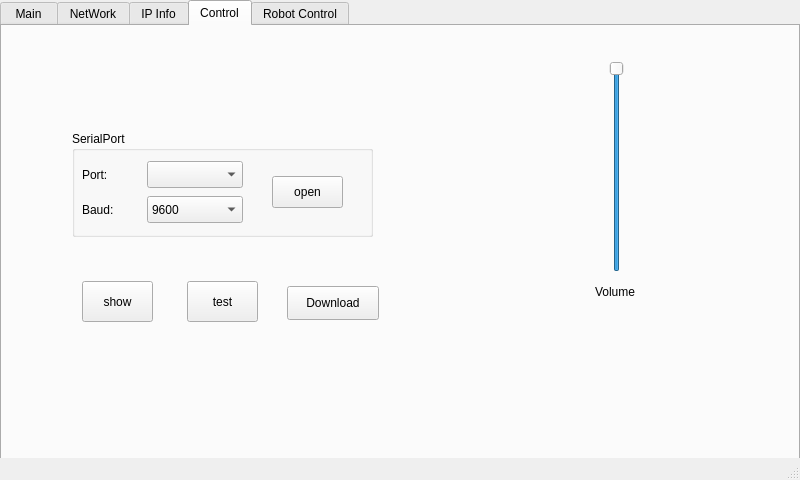
wylnii/service-robot, file mainwindow.ui: the form before one commit.
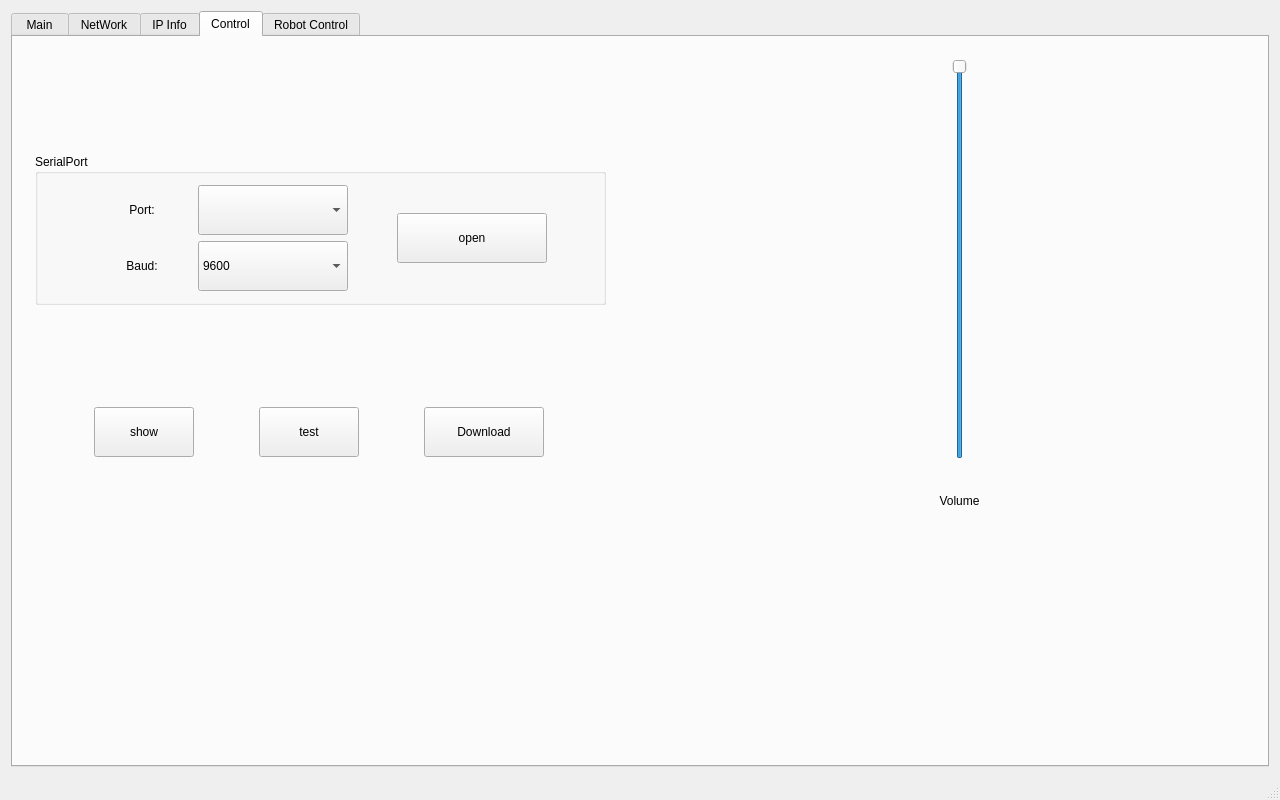
The form after the commit. The open tabs and pages were chosen to show the change. Icons and pictures are not drawn.

Commit message: 主界面分辨率更改为1280*800

```diff
--- a/mainwindow.ui
+++ b/mainwindow.ui
@@ -6,42 +6,76 @@
    <rect>
     <x>0</x>
     <y>0</y>
-    <width>800</width>
-    <height>480</height>
+    <width>1280</width>
+    <height>800</height>
    </rect>
   </property>
   <property name="windowTitle">
    <string>MainWindow</string>
   </property>
   <widget class="QWidget" name="centralWidget">
+   <layout class="QGridLayout" name="gridLayout_5">
+    <item row="0" column="0">
    <widget class="QTabWidget" name="tabWidget">
-    <property name="geometry">
-     <rect>
-      <x>0</x>
-      <y>0</y>
-      <width>800</width>
-      <height>460</height>
-     </rect>
-    </property>
     <property name="focusPolicy">
      <enum>Qt::NoFocus</enum>
     </property>
     <property name="currentIndex">
-     <number>0</number>
+       <number>3</number>
     </property>
     <widget class="QWidget" name="tabWidgetPage1">
      <attribute name="title">
       <string> Main </string>
      </attribute>
-     <widget class="QLabel" name="label_3">
+       <widget class="QSlider" name="verticalSlider_2">
       <property name="geometry">
        <rect>
-        <x>290</x>
-        <y>80</y>
-        <width>211</width>
-        <height>211</height>
-       </rect>
-      </property>
+          <x>1055</x>
+          <y>110</y>
+          <width>96</width>
+          <height>511</height>
+         </rect>
+        </property>
+        <property name="focusPolicy">
+         <enum>Qt::NoFocus</enum>
+        </property>
+        <property name="maximum">
+         <number>127</number>
+        </property>
+        <property name="value">
+         <number>127</number>
+        </property>
+        <property name="orientation">
+         <enum>Qt::Vertical</enum>
+        </property>
+       </widget>
+       <widget class="QWidget" name="layoutWidget">
+        <property name="geometry">
+         <rect>
+          <x>45</x>
+          <y>10</y>
+          <width>896</width>
+          <height>701</height>
+         </rect>
+        </property>
+        <layout class="QVBoxLayout" name="verticalLayout_4">
+         <item>
+          <layout class="QHBoxLayout" name="horizontalLayout_4">
+           <item>
+            <spacer name="horizontalSpacer_3">
+             <property name="orientation">
+              <enum>Qt::Horizontal</enum>
+             </property>
+             <property name="sizeHint" stdset="0">
+              <size>
+               <width>40</width>
+               <height>20</height>
+              </size>
+             </property>
+            </spacer>
+           </item>
+           <item>
+            <widget class="QLabel" name="label_logo">
       <property name="text">
        <string/>
       </property>
@@ -49,18 +83,27 @@
        <pixmap resource="res.qrc">:/image/resource/logo.png</pixmap>
       </property>
      </widget>
-     <widget class="QLabel" name="label">
-      <property name="geometry">
-       <rect>
-        <x>5</x>
-        <y>340</y>
-        <width>786</width>
-        <height>86</height>
-       </rect>
-      </property>
+           </item>
+           <item>
+            <spacer name="horizontalSpacer_4">
+             <property name="orientation">
+              <enum>Qt::Horizontal</enum>
+             </property>
+             <property name="sizeHint" stdset="0">
+              <size>
+               <width>40</width>
+               <height>20</height>
+              </size>
+             </property>
+            </spacer>
+           </item>
+          </layout>
+         </item>
+         <item>
+          <widget class="QLabel" name="label_title">
       <property name="font">
        <font>
-        <pointsize>24</pointsize>
+             <pointsize>30</pointsize>
        </font>
       </property>
       <property name="styleSheet">
@@ -73,27 +116,8 @@
        <set>Qt::AlignCenter</set>
       </property>
      </widget>
-     <widget class="QSlider" name="verticalSlider_2">
-      <property name="geometry">
-       <rect>
-        <x>690</x>
-        <y>105</y>
-        <width>29</width>
-        <height>216</height>
-       </rect>
-      </property>
-      <property name="focusPolicy">
-       <enum>Qt::NoFocus</enum>
-      </property>
-      <property name="maximum">
-       <number>127</number>
-      </property>
-      <property name="value">
-       <number>127</number>
-      </property>
-      <property name="orientation">
-       <enum>Qt::Vertical</enum>
-      </property>
+         </item>
+        </layout>
      </widget>
     </widget>
     <widget class="QWidget" name="tabWidgetPage2">
@@ -103,19 +127,10 @@
      <widget class="QWidget" name="widget_4" native="true">
       <property name="geometry">
        <rect>
-        <x>610</x>
+          <x>1020</x>
         <y>15</y>
-        <width>171</width>
-        <height>386</height>
-       </rect>
-      </property>
-      <widget class="QWidget" name="layoutWidget">
-       <property name="geometry">
-        <rect>
-         <x>40</x>
-         <y>25</y>
-         <width>95</width>
-         <height>346</height>
+          <width>161</width>
+          <height>711</height>
         </rect>
        </property>
        <layout class="QVBoxLayout" name="verticalLayout">
@@ -124,7 +139,7 @@
           <property name="minimumSize">
            <size>
             <width>0</width>
-            <height>34</height>
+             <height>60</height>
            </size>
           </property>
           <property name="text">
@@ -137,7 +152,7 @@
           <property name="minimumSize">
            <size>
             <width>0</width>
-            <height>34</height>
+             <height>60</height>
            </size>
           </property>
           <property name="text">
@@ -150,7 +165,7 @@
           <property name="minimumSize">
            <size>
             <width>0</width>
-            <height>34</height>
+             <height>60</height>
            </size>
           </property>
           <property name="text">
@@ -163,7 +178,7 @@
           <property name="minimumSize">
            <size>
             <width>0</width>
-            <height>34</height>
+             <height>60</height>
            </size>
           </property>
           <property name="text">
@@ -174,7 +189,6 @@
        </layout>
       </widget>
      </widget>
-    </widget>
     <widget class="QWidget" name="tabWidgetPage3">
      <attribute name="title">
       <string>IP Info</string>
@@ -184,262 +198,100 @@
      <attribute name="title">
       <string>Control</string>
      </attribute>
-     <widget class="QWidget" name="widget_videoCtrl" native="true">
-      <property name="geometry">
-       <rect>
-        <x>495</x>
-        <y>20</y>
-        <width>236</width>
-        <height>356</height>
-       </rect>
-      </property>
-      <widget class="QSlider" name="verticalSlider">
-       <property name="geometry">
-        <rect>
-         <x>105</x>
-         <y>15</y>
-         <width>29</width>
-         <height>211</height>
-        </rect>
-       </property>
-       <property name="focusPolicy">
-        <enum>Qt::NoFocus</enum>
-       </property>
-       <property name="maximum">
-        <number>128</number>
-       </property>
-       <property name="value">
-        <number>128</number>
-       </property>
-      </widget>
-      <widget class="QLabel" name="label_5">
-       <property name="geometry">
-        <rect>
-         <x>70</x>
-         <y>230</y>
-         <width>96</width>
-         <height>31</height>
-        </rect>
-       </property>
-       <property name="text">
-        <string>Volume</string>
-       </property>
-       <property name="alignment">
-        <set>Qt::AlignCenter</set>
-       </property>
-      </widget>
-      <widget class="QToolButton" name="toolButton_play">
-       <property name="geometry">
-        <rect>
-         <x>95</x>
-         <y>265</y>
-         <width>55</width>
-         <height>55</height>
-        </rect>
-       </property>
-       <property name="minimumSize">
-        <size>
-         <width>0</width>
-         <height>32</height>
-        </size>
-       </property>
-       <property name="focusPolicy">
-        <enum>Qt::NoFocus</enum>
-       </property>
-       <property name="icon">
-        <iconset resource="res.qrc">
-         <normaloff>:/image/resource/play.png</normaloff>:/image/resource/play.png</iconset>
-       </property>
-       <property name="iconSize">
-        <size>
-         <width>160</width>
-         <height>160</height>
-        </size>
-       </property>
-       <property name="autoRaise">
-        <bool>true</bool>
-       </property>
-      </widget>
-      <widget class="QToolButton" name="toolButton_last">
-       <property name="geometry">
-        <rect>
-         <x>20</x>
-         <y>265</y>
-         <width>55</width>
-         <height>55</height>
-        </rect>
-       </property>
-       <property name="minimumSize">
-        <size>
-         <width>0</width>
-         <height>32</height>
-        </size>
-       </property>
-       <property name="focusPolicy">
-        <enum>Qt::NoFocus</enum>
-       </property>
-       <property name="text">
-        <string/>
-       </property>
-       <property name="icon">
-        <iconset resource="res.qrc">
-         <normaloff>:/image/resource/last.png</normaloff>:/image/resource/last.png</iconset>
-       </property>
-       <property name="iconSize">
-        <size>
-         <width>160</width>
-         <height>160</height>
-        </size>
-       </property>
-       <property name="autoRaise">
-        <bool>true</bool>
-       </property>
-      </widget>
-      <widget class="QToolButton" name="toolButton_next">
-       <property name="geometry">
-        <rect>
-         <x>170</x>
-         <y>265</y>
-         <width>55</width>
-         <height>55</height>
-        </rect>
-       </property>
-       <property name="minimumSize">
-        <size>
-         <width>0</width>
-         <height>32</height>
-        </size>
-       </property>
-       <property name="focusPolicy">
-        <enum>Qt::NoFocus</enum>
-       </property>
-       <property name="text">
-        <string/>
-       </property>
-       <property name="icon">
-        <iconset resource="res.qrc">
-         <normaloff>:/image/resource/next.png</normaloff>:/image/resource/next.png</iconset>
-       </property>
-       <property name="iconSize">
-        <size>
-         <width>160</width>
-         <height>160</height>
-        </size>
-       </property>
-       <property name="autoRaise">
-        <bool>true</bool>
-       </property>
-      </widget>
-     </widget>
+       <layout class="QGridLayout" name="gridLayout_3">
+        <item row="0" column="0">
+         <layout class="QHBoxLayout" name="horizontalLayout_5">
+          <item>
      <widget class="QWidget" name="widget_3" native="true">
-      <property name="geometry">
-       <rect>
-        <x>35</x>
-        <y>70</y>
-        <width>381</width>
-        <height>266</height>
-       </rect>
-      </property>
-      <widget class="QPushButton" name="pushButton_download">
-       <property name="geometry">
-        <rect>
-         <x>250</x>
-         <y>190</y>
-         <width>92</width>
-         <height>34</height>
-        </rect>
-       </property>
-       <property name="minimumSize">
+            <layout class="QVBoxLayout" name="verticalLayout_2">
+             <item>
+              <spacer name="verticalSpacer_4">
+               <property name="orientation">
+                <enum>Qt::Vertical</enum>
+               </property>
+               <property name="sizeHint" stdset="0">
         <size>
-         <width>0</width>
-         <height>32</height>
-        </size>
-       </property>
-       <property name="focusPolicy">
-        <enum>Qt::NoFocus</enum>
-       </property>
-       <property name="text">
-        <string>Download</string>
-       </property>
-      </widget>
+                 <width>20</width>
+                 <height>40</height>
+                </size>
+               </property>
+              </spacer>
+             </item>
+             <item>
       <widget class="QGroupBox" name="groupBox">
-       <property name="geometry">
-        <rect>
-         <x>35</x>
-         <y>35</y>
-         <width>301</width>
-         <height>106</height>
-        </rect>
+               <property name="sizePolicy">
+                <sizepolicy hsizetype="Preferred" vsizetype="Preferred">
+                 <horstretch>0</horstretch>
+                 <verstretch>0</verstretch>
+                </sizepolicy>
        </property>
        <property name="title">
         <string>SerialPort</string>
        </property>
-       <widget class="QPushButton" name="pushButton_openPort">
-        <property name="geometry">
-         <rect>
-          <x>200</x>
-          <y>45</y>
-          <width>71</width>
-          <height>32</height>
-         </rect>
-        </property>
-        <property name="minimumSize">
-         <size>
-          <width>0</width>
-          <height>32</height>
-         </size>
-        </property>
-        <property name="focusPolicy">
-         <enum>Qt::NoFocus</enum>
-        </property>
-        <property name="text">
-         <string>open</string>
-        </property>
-       </widget>
-       <widget class="QLabel" name="label_2">
-        <property name="geometry">
-         <rect>
-          <x>10</x>
-          <y>70</y>
-          <width>67</width>
-          <height>17</height>
-         </rect>
-        </property>
-        <property name="text">
-         <string>Baud:</string>
-        </property>
-       </widget>
+               <layout class="QGridLayout" name="gridLayout_2">
+                <item row="0" column="0">
+                 <layout class="QGridLayout" name="gridLayout">
+                  <item row="0" column="0">
        <widget class="QLabel" name="label_4">
-        <property name="geometry">
-         <rect>
-          <x>10</x>
-          <y>35</y>
-          <width>67</width>
-          <height>17</height>
-         </rect>
+                    <property name="maximumSize">
+                     <size>
+                      <width>100</width>
+                      <height>16777215</height>
+                     </size>
         </property>
         <property name="text">
          <string>Port:</string>
         </property>
-       </widget>
+                    <property name="alignment">
+                     <set>Qt::AlignCenter</set>
+                    </property>
+                   </widget>
+                  </item>
+                  <item row="0" column="1">
        <widget class="QComboBox" name="comboBox">
-        <property name="geometry">
-         <rect>
-          <x>75</x>
-          <y>30</y>
-          <width>96</width>
-          <height>27</height>
-         </rect>
-        </property>
-       </widget>
+                    <property name="minimumSize">
+                     <size>
+                      <width>60</width>
+                      <height>50</height>
+                     </size>
+                    </property>
+                    <property name="maximumSize">
+                     <size>
+                      <width>150</width>
+                      <height>16777215</height>
+                     </size>
+                    </property>
+                   </widget>
+                  </item>
+                  <item row="1" column="0">
+                   <widget class="QLabel" name="label_2">
+                    <property name="maximumSize">
+                     <size>
+                      <width>100</width>
+                      <height>16777215</height>
+                     </size>
+                    </property>
+                    <property name="text">
+                     <string>Baud:</string>
+                    </property>
+                    <property name="alignment">
+                     <set>Qt::AlignCenter</set>
+                    </property>
+                   </widget>
+                  </item>
+                  <item row="1" column="1">
        <widget class="QComboBox" name="comboBox_2">
-        <property name="geometry">
-         <rect>
-          <x>75</x>
-          <y>65</y>
-          <width>96</width>
-          <height>27</height>
-         </rect>
+                    <property name="minimumSize">
+                     <size>
+                      <width>60</width>
+                      <height>50</height>
+                     </size>
+                    </property>
+                    <property name="maximumSize">
+                     <size>
+                      <width>150</width>
+                      <height>16777215</height>
+                     </size>
         </property>
         <item>
          <property name="text">
@@ -472,15 +324,56 @@
          </property>
         </item>
        </widget>
-      </widget>
+                  </item>
+                 </layout>
+                </item>
+                <item row="0" column="1">
+                 <widget class="QPushButton" name="pushButton_openPort">
+                  <property name="minimumSize">
+                   <size>
+                    <width>60</width>
+                    <height>50</height>
+                   </size>
+                  </property>
+                  <property name="maximumSize">
+                   <size>
+                    <width>150</width>
+                    <height>16777215</height>
+                   </size>
+                  </property>
+                  <property name="focusPolicy">
+                   <enum>Qt::NoFocus</enum>
+                  </property>
+                  <property name="text">
+                   <string>open</string>
+                  </property>
+                 </widget>
+                </item>
+               </layout>
+              </widget>
+             </item>
+             <item>
+              <spacer name="verticalSpacer_2">
+               <property name="orientation">
+                <enum>Qt::Vertical</enum>
+               </property>
+               <property name="sizeHint" stdset="0">
+                <size>
+                 <width>20</width>
+                 <height>40</height>
+                </size>
+               </property>
+              </spacer>
+             </item>
+             <item>
+              <layout class="QHBoxLayout" name="horizontalLayout_2">
+               <item>
       <widget class="QToolButton" name="toolButton_show">
-       <property name="geometry">
-        <rect>
-         <x>45</x>
-         <y>185</y>
-         <width>71</width>
-         <height>41</height>
-        </rect>
+                 <property name="minimumSize">
+                  <size>
+                   <width>100</width>
+                   <height>50</height>
+                  </size>
        </property>
        <property name="focusPolicy">
         <enum>Qt::NoFocus</enum>
@@ -489,14 +382,14 @@
         <string>show</string>
        </property>
       </widget>
+               </item>
+               <item>
       <widget class="QToolButton" name="toolButton_test">
-       <property name="geometry">
-        <rect>
-         <x>150</x>
-         <y>185</y>
-         <width>71</width>
-         <height>41</height>
-        </rect>
+                 <property name="minimumSize">
+                  <size>
+                   <width>100</width>
+                   <height>50</height>
+                  </size>
        </property>
        <property name="focusPolicy">
         <enum>Qt::NoFocus</enum>
@@ -505,30 +398,306 @@
         <string>test</string>
        </property>
       </widget>
-     </widget>
-     <zorder>widget_3</zorder>
-     <zorder>widget_videoCtrl</zorder>
+               </item>
+               <item>
+                <widget class="QPushButton" name="pushButton_download">
+                 <property name="sizePolicy">
+                  <sizepolicy hsizetype="Fixed" vsizetype="Fixed">
+                   <horstretch>0</horstretch>
+                   <verstretch>0</verstretch>
+                  </sizepolicy>
+                 </property>
+                 <property name="minimumSize">
+                  <size>
+                   <width>120</width>
+                   <height>50</height>
+                  </size>
+                 </property>
+                 <property name="focusPolicy">
+                  <enum>Qt::NoFocus</enum>
+                 </property>
+                 <property name="text">
+                  <string>Download</string>
+                 </property>
+                </widget>
+               </item>
+              </layout>
+             </item>
+             <item>
+              <spacer name="verticalSpacer_3">
+               <property name="orientation">
+                <enum>Qt::Vertical</enum>
+               </property>
+               <property name="sizeHint" stdset="0">
+                <size>
+                 <width>20</width>
+                 <height>40</height>
+                </size>
+               </property>
+              </spacer>
+             </item>
+             <item>
+              <spacer name="verticalSpacer_5">
+               <property name="orientation">
+                <enum>Qt::Vertical</enum>
+               </property>
+               <property name="sizeHint" stdset="0">
+                <size>
+                 <width>20</width>
+                 <height>40</height>
+                </size>
+               </property>
+              </spacer>
+             </item>
+             <item>
+              <spacer name="verticalSpacer">
+               <property name="orientation">
+                <enum>Qt::Vertical</enum>
+               </property>
+               <property name="sizeHint" stdset="0">
+                <size>
+                 <width>20</width>
+                 <height>40</height>
+                </size>
+               </property>
+              </spacer>
+             </item>
+            </layout>
+           </widget>
+          </item>
+          <item>
+           <spacer name="horizontalSpacer_5">
+            <property name="orientation">
+             <enum>Qt::Horizontal</enum>
+            </property>
+            <property name="sizeType">
+             <enum>QSizePolicy::Fixed</enum>
+            </property>
+            <property name="sizeHint" stdset="0">
+             <size>
+              <width>40</width>
+              <height>20</height>
+             </size>
+            </property>
+           </spacer>
+          </item>
+          <item>
+           <widget class="QWidget" name="widget_videoCtrl" native="true">
+            <layout class="QVBoxLayout" name="verticalLayout_3">
+             <item>
+              <layout class="QHBoxLayout" name="horizontalLayout_3">
+               <item>
+                <spacer name="horizontalSpacer_2">
+                 <property name="orientation">
+                  <enum>Qt::Horizontal</enum>
+                 </property>
+                 <property name="sizeType">
+                  <enum>QSizePolicy::Preferred</enum>
+                 </property>
+                 <property name="sizeHint" stdset="0">
+                  <size>
+                   <width>40</width>
+                   <height>20</height>
+                  </size>
+                 </property>
+                </spacer>
+               </item>
+               <item>
+                <widget class="QSlider" name="verticalSlider">
+                 <property name="minimumSize">
+                  <size>
+                   <width>0</width>
+                   <height>300</height>
+                  </size>
+                 </property>
+                 <property name="maximumSize">
+                  <size>
+                   <width>16777215</width>
+                   <height>400</height>
+                  </size>
+                 </property>
+                 <property name="focusPolicy">
+                  <enum>Qt::NoFocus</enum>
+                 </property>
+                 <property name="maximum">
+                  <number>128</number>
+                 </property>
+                 <property name="value">
+                  <number>128</number>
+                 </property>
+                </widget>
+               </item>
+               <item>
+                <spacer name="horizontalSpacer">
+                 <property name="orientation">
+                  <enum>Qt::Horizontal</enum>
+                 </property>
+                 <property name="sizeType">
+                  <enum>QSizePolicy::Preferred</enum>
+                 </property>
+                 <property name="sizeHint" stdset="0">
+                  <size>
+                   <width>40</width>
+                   <height>20</height>
+                  </size>
+                 </property>
+                </spacer>
+               </item>
+              </layout>
+             </item>
+             <item>
+              <widget class="QLabel" name="label_5">
+               <property name="text">
+                <string>Volume</string>
+               </property>
+               <property name="alignment">
+                <set>Qt::AlignCenter</set>
+               </property>
+              </widget>
+             </item>
+             <item>
+              <layout class="QHBoxLayout" name="horizontalLayout">
+               <item>
+                <widget class="QToolButton" name="toolButton_last">
+                 <property name="minimumSize">
+                  <size>
+                   <width>0</width>
+                   <height>32</height>
+                  </size>
+                 </property>
+                 <property name="maximumSize">
+                  <size>
+                   <width>100</width>
+                   <height>100</height>
+                  </size>
+                 </property>
+                 <property name="focusPolicy">
+                  <enum>Qt::NoFocus</enum>
+                 </property>
+                 <property name="text">
+                  <string/>
+                 </property>
+                 <property name="icon">
+                  <iconset resource="res.qrc">
+                   <normaloff>:/image/resource/last.png</normaloff>:/image/resource/last.png</iconset>
+                 </property>
+                 <property name="iconSize">
+                  <size>
+                   <width>160</width>
+                   <height>160</height>
+                  </size>
+                 </property>
+                 <property name="autoRaise">
+                  <bool>true</bool>
+                 </property>
+                </widget>
+               </item>
+               <item>
+                <widget class="QToolButton" name="toolButton_play">
+                 <property name="minimumSize">
+                  <size>
+                   <width>0</width>
+                   <height>32</height>
+                  </size>
+                 </property>
+                 <property name="maximumSize">
+                  <size>
+                   <width>100</width>
+                   <height>100</height>
+                  </size>
+                 </property>
+                 <property name="focusPolicy">
+                  <enum>Qt::NoFocus</enum>
+                 </property>
+                 <property name="icon">
+                  <iconset resource="res.qrc">
+                   <normaloff>:/image/resource/play.png</normaloff>:/image/resource/play.png</iconset>
+                 </property>
+                 <property name="iconSize">
+                  <size>
+                   <width>160</width>
+                   <height>160</height>
+                  </size>
+                 </property>
+                 <property name="autoRaise">
+                  <bool>true</bool>
+                 </property>
+                </widget>
+               </item>
+               <item>
+                <widget class="QToolButton" name="toolButton_next">
+                 <property name="minimumSize">
+                  <size>
+                   <width>0</width>
+                   <height>32</height>
+                  </size>
+                 </property>
+                 <property name="maximumSize">
+                  <size>
+                   <width>100</width>
+                   <height>100</height>
+                  </size>
+                 </property>
+                 <property name="focusPolicy">
+                  <enum>Qt::NoFocus</enum>
+                 </property>
+                 <property name="text">
+                  <string/>
+                 </property>
+                 <property name="icon">
+                  <iconset resource="res.qrc">
+                   <normaloff>:/image/resource/next.png</normaloff>:/image/resource/next.png</iconset>
+                 </property>
+                 <property name="iconSize">
+                  <size>
+                   <width>160</width>
+                   <height>160</height>
+                  </size>
+                 </property>
+                 <property name="autoRaise">
+                  <bool>true</bool>
+                 </property>
+                </widget>
+               </item>
+              </layout>
+             </item>
+             <item>
+              <spacer name="verticalSpacer_6">
+               <property name="orientation">
+                <enum>Qt::Vertical</enum>
+               </property>
+               <property name="sizeType">
+                <enum>QSizePolicy::Fixed</enum>
+               </property>
+               <property name="sizeHint" stdset="0">
+                <size>
+                 <width>20</width>
+                 <height>100</height>
+                </size>
+               </property>
+              </spacer>
+             </item>
+            </layout>
+           </widget>
+          </item>
+         </layout>
+        </item>
+       </layout>
     </widget>
     <widget class="QWidget" name="tabWidgetPage5">
      <attribute name="title">
       <string>Robot Control</string>
      </attribute>
+       <layout class="QGridLayout" name="gridLayout_6">
+        <item row="0" column="0">
      <widget class="QWidget" name="widget" native="true">
-      <property name="geometry">
-       <rect>
-        <x>50</x>
-        <y>25</y>
-        <width>691</width>
-        <height>376</height>
-       </rect>
-      </property>
       <widget class="QToolButton" name="toolButton_right">
        <property name="geometry">
         <rect>
-         <x>280</x>
-         <y>130</y>
-         <width>100</width>
-         <height>100</height>
+             <x>490</x>
+             <y>270</y>
+             <width>150</width>
+             <height>150</height>
         </rect>
        </property>
        <property name="font">
@@ -546,10 +715,10 @@
       <widget class="QToolButton" name="toolButton_left">
        <property name="geometry">
         <rect>
-         <x>20</x>
-         <y>130</y>
-         <width>100</width>
-         <height>100</height>
+             <x>55</x>
+             <y>270</y>
+             <width>150</width>
+             <height>150</height>
         </rect>
        </property>
        <property name="font">
@@ -567,10 +736,10 @@
       <widget class="QToolButton" name="toolButton_stop">
        <property name="geometry">
         <rect>
-         <x>150</x>
-         <y>130</y>
-         <width>100</width>
-         <height>100</height>
+             <x>275</x>
+             <y>270</y>
+             <width>150</width>
+             <height>150</height>
         </rect>
        </property>
        <property name="font">
@@ -588,10 +757,10 @@
       <widget class="QToolButton" name="toolButton_up">
        <property name="geometry">
         <rect>
-         <x>150</x>
-         <y>5</y>
-         <width>100</width>
-         <height>100</height>
+             <x>275</x>
+             <y>60</y>
+             <width>150</width>
+             <height>150</height>
         </rect>
        </property>
        <property name="font">
@@ -609,10 +778,10 @@
       <widget class="QToolButton" name="toolButton_down">
        <property name="geometry">
         <rect>
-         <x>150</x>
-         <y>255</y>
-         <width>100</width>
-         <height>100</height>
+             <x>275</x>
+             <y>480</y>
+             <width>150</width>
+             <height>150</height>
         </rect>
        </property>
        <property name="font">
@@ -630,10 +799,10 @@
       <widget class="QToolButton" name="toolButton_headup">
        <property name="geometry">
         <rect>
-         <x>550</x>
-         <y>45</y>
-         <width>100</width>
-         <height>100</height>
+             <x>900</x>
+             <y>140</y>
+             <width>150</width>
+             <height>150</height>
         </rect>
        </property>
        <property name="font">
@@ -651,10 +820,10 @@
       <widget class="QToolButton" name="toolButton_headdown">
        <property name="geometry">
         <rect>
-         <x>550</x>
-         <y>225</y>
-         <width>100</width>
-         <height>100</height>
+             <x>900</x>
+             <y>385</y>
+             <width>150</width>
+             <height>150</height>
         </rect>
        </property>
        <property name="font">
@@ -668,15 +837,14 @@
        <property name="text">
         <string>v</string>
        </property>
-      </widget>
      </widget>
      <widget class="QToolButton" name="toolButton_charge">
       <property name="geometry">
        <rect>
-        <x>470</x>
-        <y>305</y>
-        <width>70</width>
-        <height>90</height>
+             <x>710</x>
+             <y>490</y>
+             <width>116</width>
+             <height>166</height>
        </rect>
       </property>
       <property name="focusPolicy">
@@ -688,8 +856,8 @@
       </property>
       <property name="iconSize">
        <size>
-        <width>160</width>
-        <height>160</height>
+             <width>200</width>
+             <height>200</height>
        </size>
       </property>
       <property name="autoRaise">
@@ -697,7 +865,12 @@
       </property>
      </widget>
     </widget>
-   </widget>
+        </item>
+       </layout>
+      </widget>
+     </widget>
+    </item>
+   </layout>
   </widget>
   <widget class="QStatusBar" name="statusBar"/>
  </widget>
```
Lines whose indentation alone changed are shown as unchanged. The commit also changes 4 other files.
